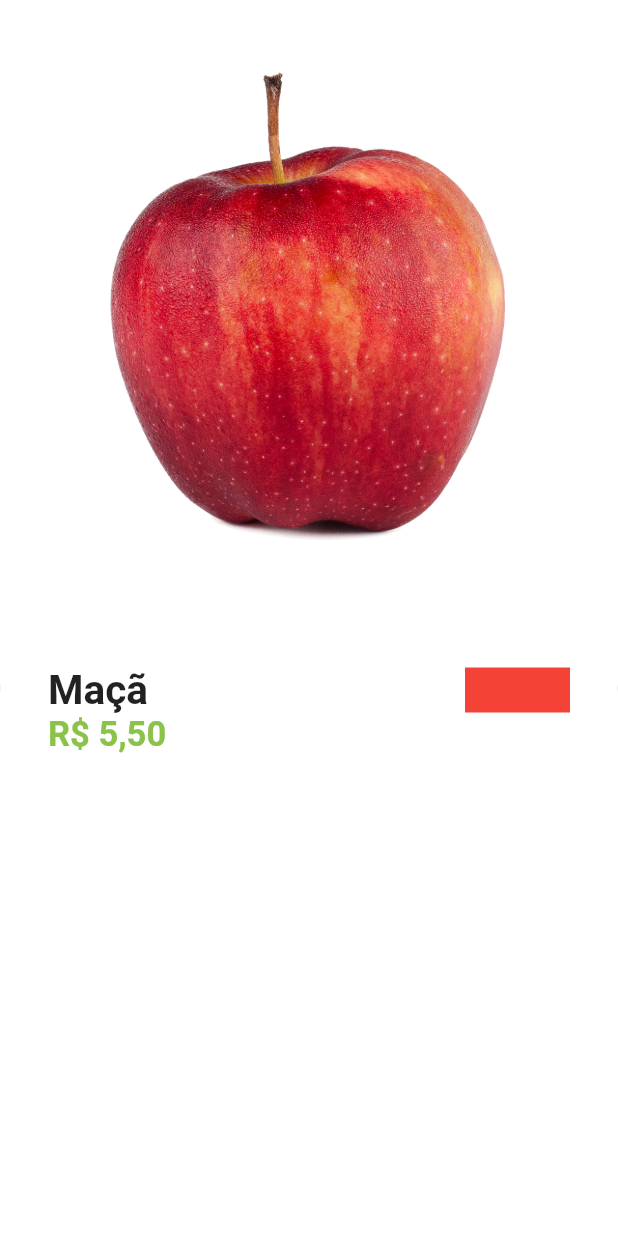
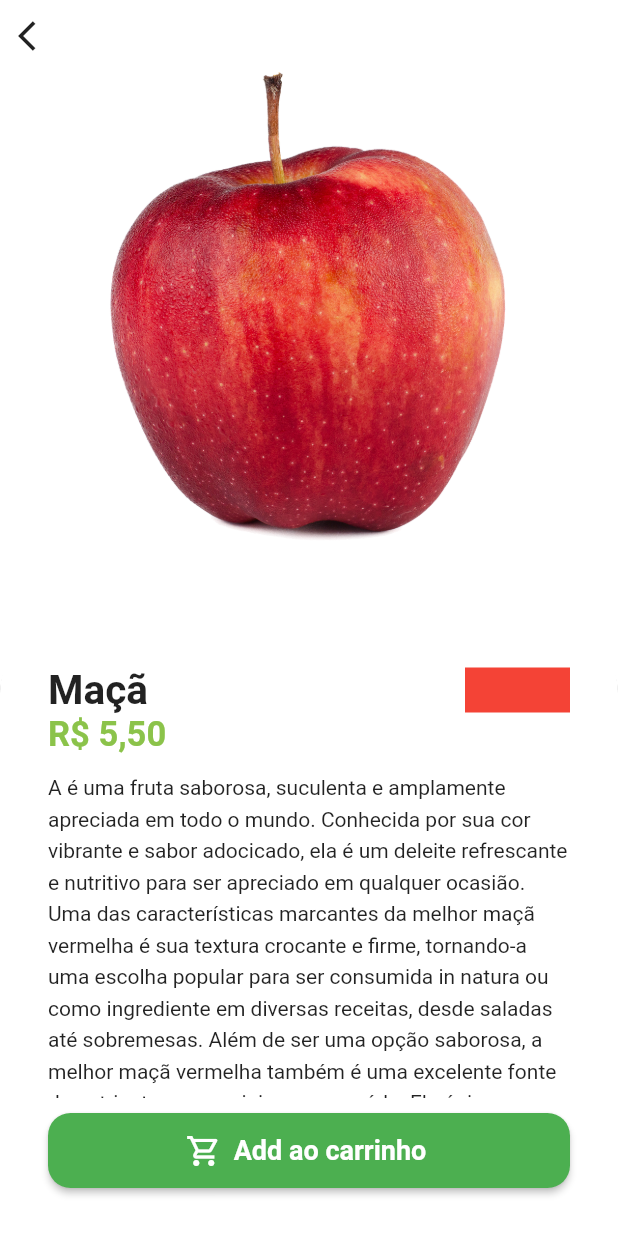
Before and after one commit to Jo-Schorr/Food_Store_Flutter, a Flutter app: the BaseScreen screen opened directly, after a tap on "Maçã", on a phone screen of 412 x 824 dp. Run offline on Flutter 3.47's test engine with Material 2 defaults, Android fonts, the phone set to English and light mode, and no system bars; our stand-ins replace animated_text_kit, mask_text_input_formatter.

Commit message:
add: text info fruits

```diff
--- a/lib/src/config/app_data.dart
+++ b/lib/src/config/app_data.dart
@@ -1,7 +1,8 @@
 import 'package:greengrocer/src/models/item_model.dart';
 
 ItemModel apple = ItemModel(
-  description: 'A melhor marca da região, e com preço especial',
+  description:
+      'A é uma fruta saborosa, suculenta e amplamente apreciada em todo o mundo. Conhecida por sua cor vibrante e sabor adocicado, ela é um deleite refrescante e nutritivo para ser apreciado em qualquer ocasião. Uma das características marcantes da melhor maçã vermelha é sua textura crocante e firme, tornando-a uma escolha popular para ser consumida in natura ou como ingrediente em diversas receitas, desde saladas até sobremesas. Além de ser uma opção saborosa, a melhor maçã vermelha também é uma excelente fonte de nutrientes essenciais para a saúde. Ela é rica em vitaminas, como a vitamina C, que fortalece o sistema imunológico, e a vitamina A, que é importante para a saúde dos olhos e da pele. Também é uma boa fonte de fibras, ajudando na digestão e promovendo a sensação de saciedade.',
   imgUrl: 'assets/fruits/apple.png',
   itemName: 'Maçã',
   price: 5.5,
@@ -9,7 +10,8 @@ ItemModel apple = ItemModel(
 );
 
 ItemModel grape = ItemModel(
-  description: 'A melhor marca da região, e com preço especial',
+  description:
+      'A uva é uma fruta deliciosa e suculenta, conhecida por seu sabor adocicado e refrescante. Com diferentes variedades, cores e tamanhos, a uva é uma opção versátil e nutritiva para ser consumida in natura ou utilizada em receitas culinárias. Além de seu sabor agradável, a uva é uma ótima fonte de antioxidantes e vitaminas essenciais, contribuindo para uma dieta saudável e equilibrada.',
   imgUrl: 'assets/fruits/grape.png',
   itemName: 'Uva',
   price: 7.5,
@@ -17,7 +19,8 @@ ItemModel grape = ItemModel(
 );
 
 ItemModel guava = ItemModel(
-  description: 'A melhor marca da região, e com preço especial',
+  description:
+      'A goiaba é uma fruta tropical suculenta e saborosa, conhecida por sua polpa macia e aroma doce. Com sua coloração verde ou rosa no exterior e uma textura granulada no interior, a goiaba é uma opção refrescante para ser consumida in natura ou utilizada em sucos, geleias e sobremesas. ',
   imgUrl: 'assets/fruits/guava.png',
   itemName: 'Goiaba',
   price: 4.5,
@@ -25,7 +28,8 @@ ItemModel guava = ItemModel(
 );
 
 ItemModel kiwi = ItemModel(
-  description: 'A melhor marca da região, e com preço especial',
+  description:
+      'O kiwi é uma fruta exótica e deliciosa, conhecida por sua casca marrom e peluda e polpa verde brilhante salpicada de pequenas sementes pretas. Com um sabor doce e ligeiramente azedo, o kiwi é uma opção refrescante e nutritiva para ser consumida in natura ou adicionada a saladas, smoothies e sobremesas',
   imgUrl: 'assets/fruits/kiwi.png',
   itemName: 'Kiwi',
   price: 8.5,
@@ -33,7 +37,8 @@ ItemModel kiwi = ItemModel(
 );
 
 ItemModel mango = ItemModel(
-  description: 'A melhor marca da região, e com preço especial',
+  description:
+      'A manga é uma fruta suculenta e tropical, conhecida por sua polpa macia e sabor doce. Com sua casca colorida e aroma irresistível, a manga é uma opção refrescante para ser consumida in natura ou utilizada em sucos, saladas de frutas e sobremesas. ',
   imgUrl: 'assets/fruits/mango.png',
   itemName: 'Manga',
   price: 4.99,
@@ -41,7 +46,8 @@ ItemModel mango = ItemModel(
 );
 
 ItemModel papaya = ItemModel(
-  description: 'A melhor marca da região, e com preço especial',
+  description:
+      'O mamão é uma fruta tropical suculenta e de sabor adocicado. Com sua polpa macia e textura aveludada, o mamão é uma opção refrescante para ser consumida in natura ou utilizada em sucos e saladas de frutas. ',
   imgUrl: 'assets/fruits/papaya.png',
   itemName: 'Mamão',
   price: 5.90,
--- a/lib/src/pages/product/product_screen.dart
+++ b/lib/src/pages/product/product_screen.dart
@@ -15,7 +15,10 @@ class ProductScreen extends StatelessWidget {
   Widget build(BuildContext context) {
     return Scaffold(
       backgroundColor: Colors.white.withAlpha(220),
-      body: Column(
+      body: Stack(
+        children: [
+          // Conteudo
+          Column(
             children: [
               Expanded(
                 child: Image.asset(item.imgUrl),
@@ -59,6 +62,7 @@ class ProductScreen extends StatelessWidget {
                           ),
                         ],
                       ),
+
                       // Preco
                       Text(
                         utilisServices.priceToCurrency(item.price),
@@ -68,11 +72,55 @@ class ProductScreen extends StatelessWidget {
                           color: CustomColors.customSwatchColor,
                         ),
                       ),
+
                       // Descricao
+                      Expanded(
+                        child: Padding(
+                          padding: const EdgeInsets.symmetric(vertical: 10),
+                          child: SingleChildScrollView(
+                            child: Text(
+                              item.description * 2,
+                              style: const TextStyle(
+                                height: 1.5,
+                              ),
+                            ),
+                          ),
+                        ),
+                      ),
 
                       //  Botao
+                      SizedBox(
+                        height: 50,
+                        child: ElevatedButton.icon(
+                          style: ElevatedButton.styleFrom(
+                              shape: RoundedRectangleBorder(
+                            borderRadius: BorderRadius.circular(15),
+                          )),
+                          onPressed: () {},
+                          label: const Text(
+                            'Add ao carrinho',
+                            style: TextStyle(
+                              fontSize: 18,
+                              fontWeight: FontWeight.bold,
+                            ),
+                          ),
+                          icon: const Icon(
+                            Icons.shopping_cart_outlined,
+                            color: Colors.white,
+                          ),
+                        ),
+                      ),
                     ],
                   ),
+                ),
+              ),
+            ],
+          ),
+
+          IconButton(
+            onPressed: () {},
+            icon: const Icon(
+              Icons.arrow_back_ios,
             ),
           ),
         ],
```
Lines whose indentation alone changed are shown as unchanged.
